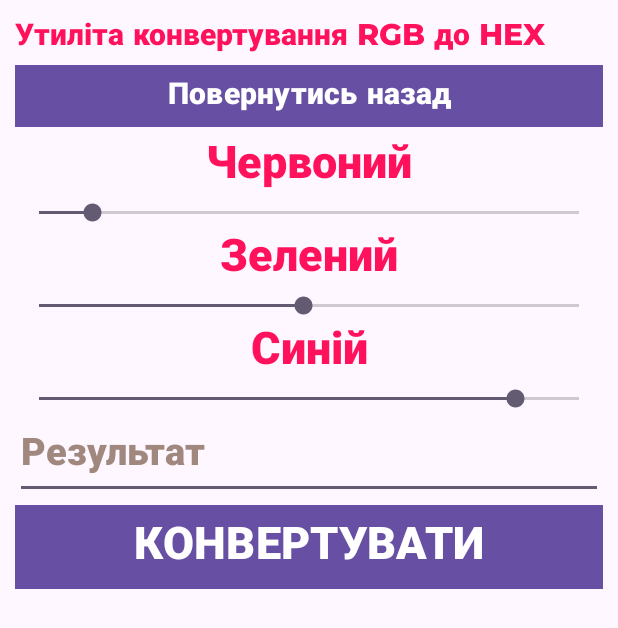
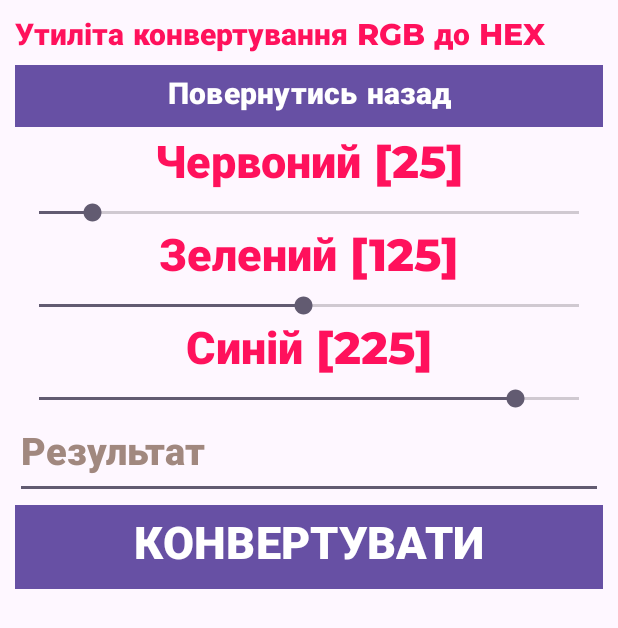
Before and after one commit to FortiBBrine/ColorSearch, an Android app: the ConverterActivity screen opened directly, with no data from a screen before it, on a phone screen of 412 x 824 dp. Shown: the top 628 px of the screen. Run offline under Robolectric (Android 15) with nearby library versions, the phone set to English and light mode, and no system bars.

Commit message:
Add information to convert utility

```diff
--- a/app/src/main/java/me/sashasteblevets/colorsearch/ConverterActivity.java
+++ b/app/src/main/java/me/sashasteblevets/colorsearch/ConverterActivity.java
@@ -25,10 +25,70 @@ public class ConverterActivity extends AppCompatActivity {
 
         MaterialButton convert = findViewById(R.id.convert);
 
+        SeekBar red = findViewById(R.id.red);
+        SeekBar green = findViewById(R.id.green);
+        SeekBar blue = findViewById(R.id.blue);
+
+        TextView redTextView = findViewById(R.id.red_text);
+        TextView greenTextView = findViewById(R.id.green_text);
+        TextView blueTextView = findViewById(R.id.blue_text);
+
+        redTextView.setText(String.format("%s [%d]", getString(R.string.red), red.getProgress()));
+        greenTextView.setText(String.format("%s [%d]", getString(R.string.green), green.getProgress()));
+        blueTextView.setText(String.format("%s [%d]", getString(R.string.blue), blue.getProgress()));
+
+        red.setOnSeekBarChangeListener(new SeekBar.OnSeekBarChangeListener() {
+            @Override
+            public void onProgressChanged(SeekBar seekBar, int i, boolean b) {
+                redTextView.setText(String.format("%s [%d]", getString(R.string.red), red.getProgress()));
+            }
+
+            @Override
+            public void onStartTrackingTouch(SeekBar seekBar) {
+
+            }
+
+            @Override
+            public void onStopTrackingTouch(SeekBar seekBar) {
+
+            }
+        });
+
+        green.setOnSeekBarChangeListener(new SeekBar.OnSeekBarChangeListener() {
+            @Override
+            public void onProgressChanged(SeekBar seekBar, int i, boolean b) {
+                greenTextView.setText(String.format("%s [%d]", getString(R.string.green), green.getProgress()));
+            }
+
+            @Override
+            public void onStartTrackingTouch(SeekBar seekBar) {
+
+            }
+
+            @Override
+            public void onStopTrackingTouch(SeekBar seekBar) {
+
+            }
+        });
+
+        blue.setOnSeekBarChangeListener(new SeekBar.OnSeekBarChangeListener() {
+            @Override
+            public void onProgressChanged(SeekBar seekBar, int i, boolean b) {
+                blueTextView.setText(String.format("%s [%d]", getString(R.string.blue), blue.getProgress()));
+            }
+
+            @Override
+            public void onStartTrackingTouch(SeekBar seekBar) {
+
+            }
+
+            @Override
+            public void onStopTrackingTouch(SeekBar seekBar) {
+
+            }
+        });
+
         convert.setOnClickListener(view -> {
-            SeekBar red = findViewById(R.id.red);
-            SeekBar green = findViewById(R.id.green);
-            SeekBar blue = findViewById(R.id.blue);
 
             int redColor = red.getProgress();
             int blueColor = blue.getProgress();
--- a/app/src/main/res/layout/activity_converter.xml
+++ b/app/src/main/res/layout/activity_converter.xml
@@ -27,6 +27,7 @@
         android:text="@string/back" />
 
     <TextView
+        android:id="@+id/red_text"
         android:layout_width="match_parent"
         android:layout_height="wrap_content"
         android:textColor="@color/header_opposite_color"
@@ -43,6 +44,7 @@
         android:layout_height="wrap_content" />
 
     <TextView
+        android:id="@+id/green_text"
         android:layout_width="match_parent"
         android:layout_height="wrap_content"
         android:textColor="@color/header_opposite_color"
@@ -59,6 +61,7 @@
         android:layout_height="wrap_content" />
 
     <TextView
+        android:id="@+id/blue_text"
         android:layout_width="match_parent"
         android:layout_height="wrap_content"
         android:textColor="@color/header_opposite_color"
```
